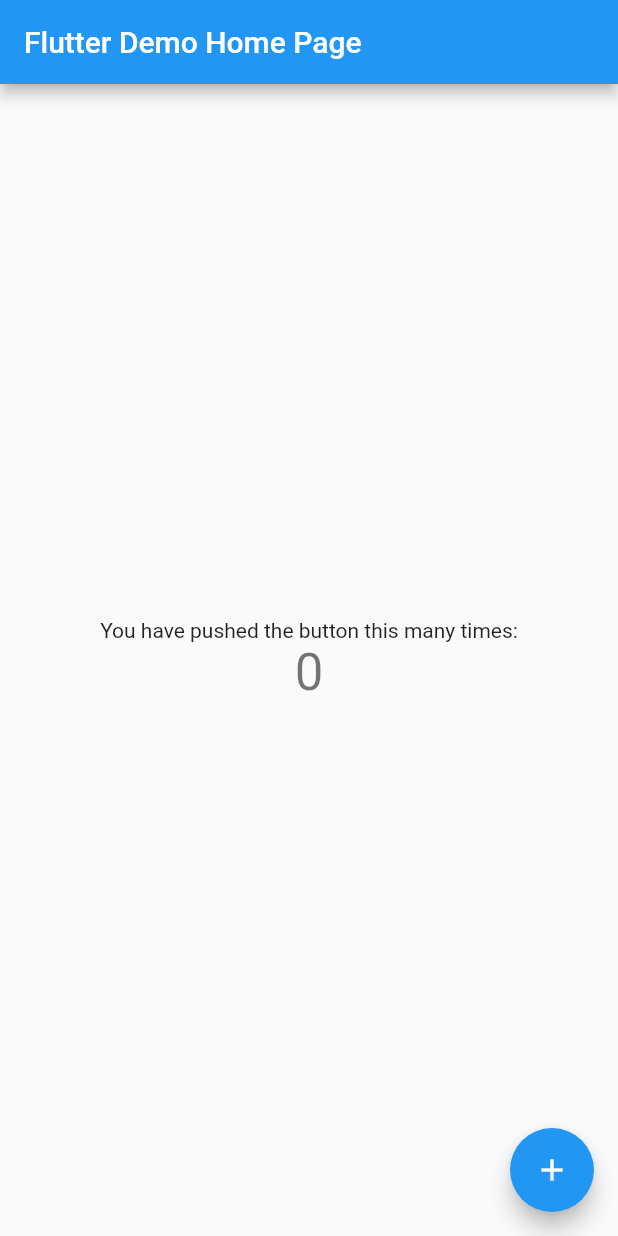
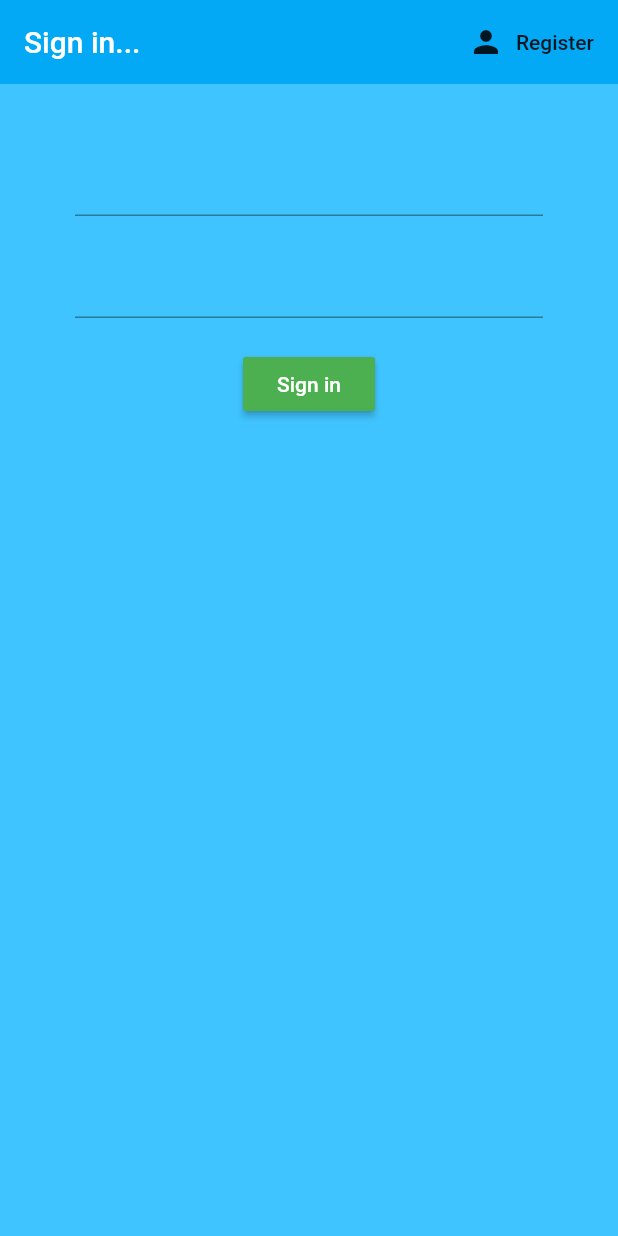
Before and after one commit to Open-Source-Agriculture/soil_mate_old, a Flutter app: the screen it shows after launch, on a phone screen of 412 x 824 dp. Run offline on Flutter 3.47's test engine with Material 2 defaults, Android fonts, the phone set to English and light mode, and no system bars; our stand-ins replace firebase_auth; accounts and stored records are empty.

Commit message:
Add login logic/screens

```diff
--- a/lib/main.dart
+++ b/lib/main.dart
@@ -1,4 +1,8 @@
 import 'package:flutter/material.dart';
+import 'package:texture_app/screens/wrapper.dart';
+import 'package:texture_app/services/auth.dart';
+import 'package:provider/provider.dart';
+import 'package:texture_app/models/user.dart';
 
 void main() {
   runApp(MyApp());
@@ -8,110 +12,11 @@ class MyApp extends StatelessWidget {
   // This widget is the root of your application.
   @override
   Widget build(BuildContext context) {
-    return MaterialApp(
-      title: 'Flutter Demo',
-      theme: ThemeData(
-        // This is the theme of your application.
-        //
-        // Try running your application with "flutter run". You'll see the
-        // application has a blue toolbar. Then, without quitting the app, try
-        // changing the primarySwatch below to Colors.green and then invoke
-        // "hot reload" (press "r" in the console where you ran "flutter run",
-        // or simply save your changes to "hot reload" in a Flutter IDE).
-        // Notice that the counter didn't reset back to zero; the application
-        // is not restarted.
-        primarySwatch: Colors.blue,
-        // This makes the visual density adapt to the platform that you run
-        // the app on. For desktop platforms, the controls will be smaller and
-        // closer together (more dense) than on mobile platforms.
-        visualDensity: VisualDensity.adaptivePlatformDensity,
-      ),
-      home: MyHomePage(title: 'Flutter Demo Home Page'),
+    return StreamProvider<User>.value(
+        value: AuthService().user,
+        child: MaterialApp(
+          home: Wrapper(),
+        )
     );
   }
 }
-
-class MyHomePage extends StatefulWidget {
-  MyHomePage({Key key, this.title}) : super(key: key);
-
-  // This widget is the home page of your application. It is stateful, meaning
-  // that it has a State object (defined below) that contains fields that affect
-  // how it looks.
-
-  // This class is the configuration for the state. It holds the values (in this
-  // case the title) provided by the parent (in this case the App widget) and
-  // used by the build method of the State. Fields in a Widget subclass are
-  // always marked "final".
-
-  final String title;
-
-  @override
-  _MyHomePageState createState() => _MyHomePageState();
-}
-
-class _MyHomePageState extends State<MyHomePage> {
-  int _counter = 0;
-
-  void _incrementCounter() {
-    setState(() {
-      // This call to setState tells the Flutter framework that something has
-      // changed in this State, which causes it to rerun the build method below
-      // so that the display can reflect the updated values. If we changed
-      // _counter without calling setState(), then the build method would not be
-      // called again, and so nothing would appear to happen.
-      _counter++;
-    });
-  }
-
-  @override
-  Widget build(BuildContext context) {
-    // This method is rerun every time setState is called, for instance as done
-    // by the _incrementCounter method above.
-    //
-    // The Flutter framework has been optimized to make rerunning build methods
-    // fast, so that you can just rebuild anything that needs updating rather
-    // than having to individually change instances of widgets.
-    return Scaffold(
-      appBar: AppBar(
-        // Here we take the value from the MyHomePage object that was created by
-        // the App.build method, and use it to set our appbar title.
-        title: Text(widget.title),
-      ),
-      body: Center(
-        // Center is a layout widget. It takes a single child and positions it
-        // in the middle of the parent.
-        child: Column(
-          // Column is also a layout widget. It takes a list of children and
-          // arranges them vertically. By default, it sizes itself to fit its
-          // children horizontally, and tries to be as tall as its parent.
-          //
-          // Invoke "debug painting" (press "p" in the console, choose the
-          // "Toggle Debug Paint" action from the Flutter Inspector in Android
-          // Studio, or the "Toggle Debug Paint" command in Visual Studio Code)
-          // to see the wireframe for each widget.
-          //
-          // Column has various properties to control how it sizes itself and
-          // how it positions its children. Here we use mainAxisAlignment to
-          // center the children vertically; the main axis here is the vertical
-          // axis because Columns are vertical (the cross axis would be
-          // horizontal).
-          mainAxisAlignment: MainAxisAlignment.center,
-          children: <Widget>[
-            Text(
-              'You have pushed the button this many times:',
-            ),
-            Text(
-              '$_counter',
-              style: Theme.of(context).textTheme.headline4,
-            ),
-          ],
-        ),
-      ),
-      floatingActionButton: FloatingActionButton(
-        onPressed: _incrementCounter,
-        tooltip: 'Increment',
-        child: Icon(Icons.add),
-      ), // This trailing comma makes auto-formatting nicer for build methods.
-    );
-  }
-}
--- /dev/null
+++ b/lib/models/user.dart
@@ -0,0 +1,6 @@
+class User {
+  final String uid;
+
+  User({this.uid});
+
+}
--- /dev/null
+++ b/lib/screens/authenticate/authenticate.dart
@@ -0,0 +1,28 @@
+import 'package:flutter/material.dart';
+import 'package:texture_app/screens/authenticate/register.dart';
+import 'package:texture_app/screens/authenticate/sign_in.dart';
+
+class Authenticate extends StatefulWidget {
+  @override
+  _AuthenticateState createState() => _AuthenticateState();
+}
+
+class _AuthenticateState extends State<Authenticate> {
+
+  bool showSignIn = true;
+
+  void toggleView(){
+    setState(() {
+      showSignIn = !showSignIn;
+    });
+  }
+
+  @override
+  Widget build(BuildContext context) {
+    if (showSignIn){
+      return SignIn(toggleView: toggleView);
+    }else{
+      return Register(toggleView: toggleView);
+    }
+  }
+}
--- /dev/null
+++ b/lib/screens/authenticate/sign_in.dart
@@ -0,0 +1,90 @@
+import 'package:flutter/material.dart';
+import 'package:texture_app/services/auth.dart';
+import '';
+
+class SignIn extends StatefulWidget {
+
+  final Function toggleView;
+  SignIn({this.toggleView});
+
+  @override
+  _SignInState createState() => _SignInState();
+}
+
+class _SignInState extends State<SignIn> {
+
+  final AuthService _auth = AuthService();
+  final _formKey = GlobalKey<FormState>();
+
+
+  String email ="";
+  String password = "";
+  String error = "";
+
+  @override
+  Widget build(BuildContext context) {
+    return Scaffold(
+      backgroundColor: Colors.lightBlueAccent,
+      appBar: AppBar(
+        backgroundColor: Colors.lightBlue,
+        elevation: 0.0,
+        title: Text("Sign in..."),
+        actions: <Widget>[
+          FlatButton.icon(onPressed: () {
+            widget.toggleView();
+          },
+              icon: Icon(Icons.person),
+              label: Text("Register"))
+        ],
+      ),
+      body: Container(
+        padding: EdgeInsets.symmetric(vertical: 20, horizontal: 50),
+        child: Form(
+          key: _formKey,
+          child: Column(
+            children: <Widget>[
+              SizedBox(height: 20.0,),
+              TextFormField(
+                validator:  (val) => val.isEmpty ? "Enter an email" : null,
+                onChanged: (val){
+                  setState(() {
+                    email = val;
+                  });
+                },
+              ),
+              SizedBox(height: 20.0,),
+              TextFormField(
+                validator:  (val) => val.length < 6 ? "Enter a password greater than 6 characters" : null,
+                obscureText: true,
+                onChanged: (val){
+                  setState(() {
+                    password = val;
+                  });
+                },
+              ),
+              SizedBox(height: 20.0,),
+              RaisedButton(
+                color: Colors.green,
+                child: Text("Sign in", style: TextStyle(color: Colors.white),),
+                onPressed: () async {
+                  if (_formKey.currentState.validate()){
+                    print("Valid");
+                    dynamic result = await _auth.signInWithEmailAndPassword(email, password);
+
+                    if (result == null){
+                      setState(() {
+                        error = "Could not sign in with these credentials";
+                      });
+                    }
+                  }
+                },
+              ),
+              SizedBox(height: 12.0,),
+              Text(error, style: TextStyle(color: Colors.red),)
+            ],
+          ),
+        ),
+      ),
+    );
+  }
+}
--- /dev/null
+++ b/lib/screens/wrapper.dart
@@ -0,0 +1,18 @@
+import 'package:flutter/material.dart';
+import 'package:texture_app/screens/home/home.dart';
+import 'package:texture_app/screens/authenticate/authenticate.dart';
+import 'package:provider/provider.dart';
+import 'package:texture_app/models/user.dart';
+
+
+class Wrapper extends StatelessWidget {
+  @override
+  Widget build(BuildContext context) {
+    final user = Provider.of<User>(context);
+    if (user == null){
+      return Authenticate();
+    }else{
+      return Home();
+    }
+  }
+}
--- a/pubspec.yaml
+++ b/pubspec.yaml
@@ -28,6 +28,10 @@ dependencies:
   # The following adds the Cupertino Icons font to your application.
   # Use with the CupertinoIcons class for iOS style icons.
   cupertino_icons: ^0.1.3
+  firebase_auth: ^0.16.1
+  firebase_database: ^3.1.6
+  cloud_firestore: ^0.13.7
+  provider: ^4.1.3
 
 dev_dependencies:
   flutter_test:
```
Also changed, not shown: lib/screens/authenticate/register.dart (added, +90 -0 lines), lib/screens/home/home.dart (added, +28 -0 lines), lib/services/auth.dart (added, +68 -0 lines), pubspec.lock.
